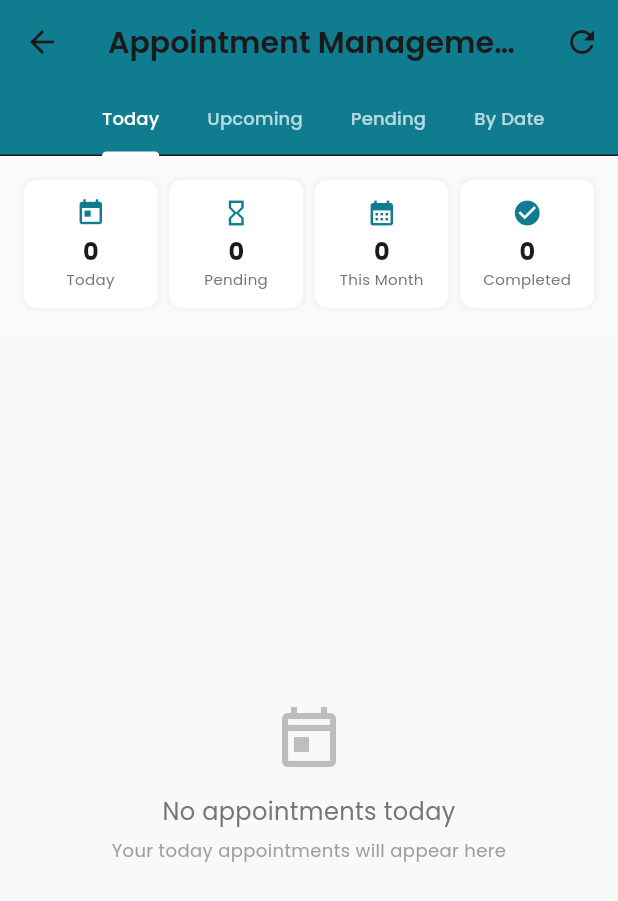
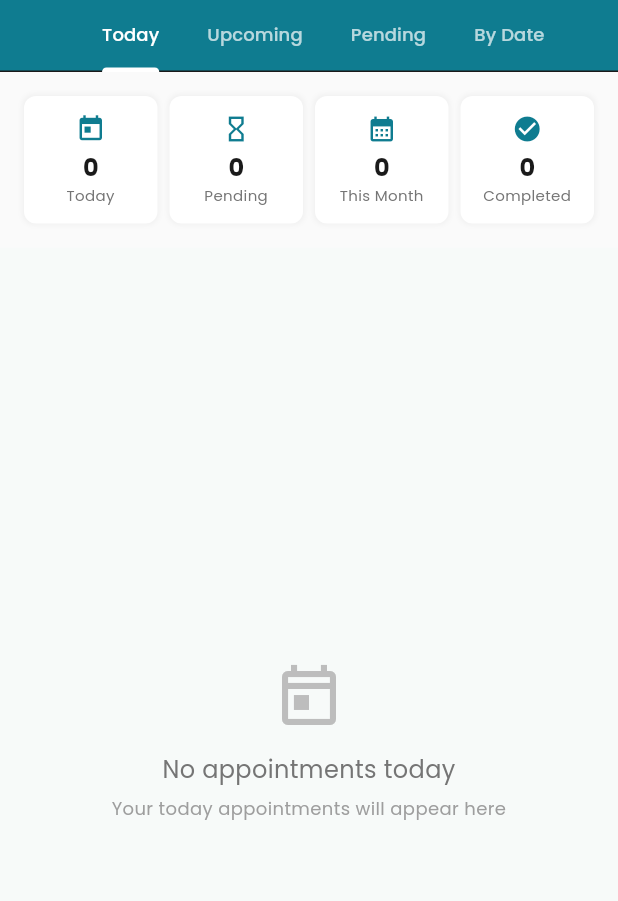
Before and after one commit to joydeb1729/doclinker, a Flutter app: the DoctorAppointmentsScreen screen opened directly, on a phone screen of 412 x 824 dp. Shown: the top 901 px of the screen. Run offline on Flutter 3.47's test engine with Material 3 defaults, Android fonts, the light colour scheme and no system bars; our stand-ins replace cloud_firestore, firebase_auth, firebase_core, flutter_riverpod, google_fonts, google_sign_in; accounts and stored records are empty.

Commit message:
fixed the appintment page ui

```diff
--- a/lib/screens/doctor_appointments_screen.dart
+++ b/lib/screens/doctor_appointments_screen.dart
@@ -199,9 +199,9 @@ class _DoctorAppointmentsScreenState
   Widget build(BuildContext context) {
     return Scaffold(
       appBar: AppBar(
-        title: const Text('Appointment Management'),
         backgroundColor: AppTheme.primaryColor,
         foregroundColor: Colors.white,
+        toolbarHeight: 0, // Remove the title area
         bottom: TabBar(
           controller: _tabController,
           indicatorColor: Colors.white,
```
